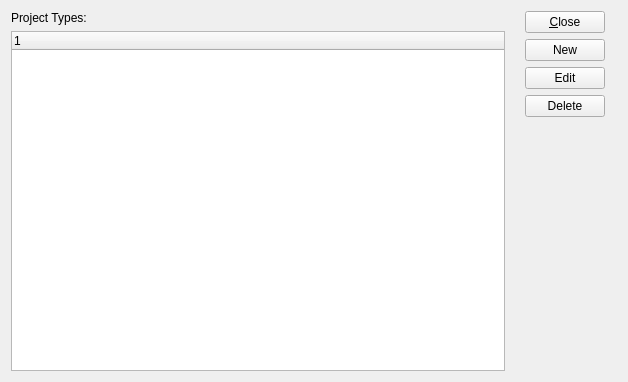
This is guiclient/projectTypes.ui in discountscott/qt-client as Qt 5 draws it before an edit. The edited form follows.
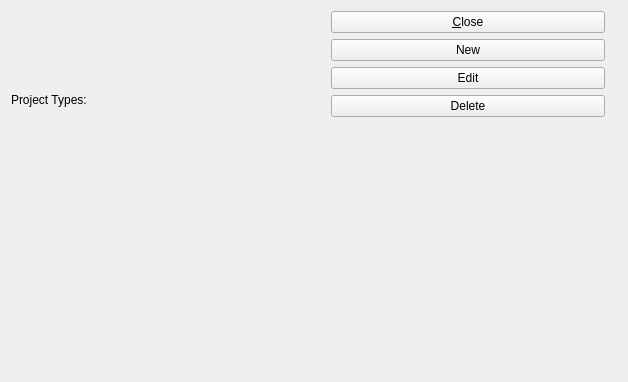
This is the edited form. Custom widgets are drawn as their Qt base class.

The edit to the form file:
```diff
--- a/guiclient/projectTypes.ui
+++ b/guiclient/projectTypes.ui
@@ -134,7 +134,7 @@
   </customwidget>
   <customwidget>
    <class>XTreeWidget</class>
-   <extends>QTreeWidget</extends>
+   <extends></extends>
    <header>xtreewidget.h</header>
    <container>1</container>
   </customwidget>
```
Left out of the diff: 18 changed lines with no effect on the pictures.
